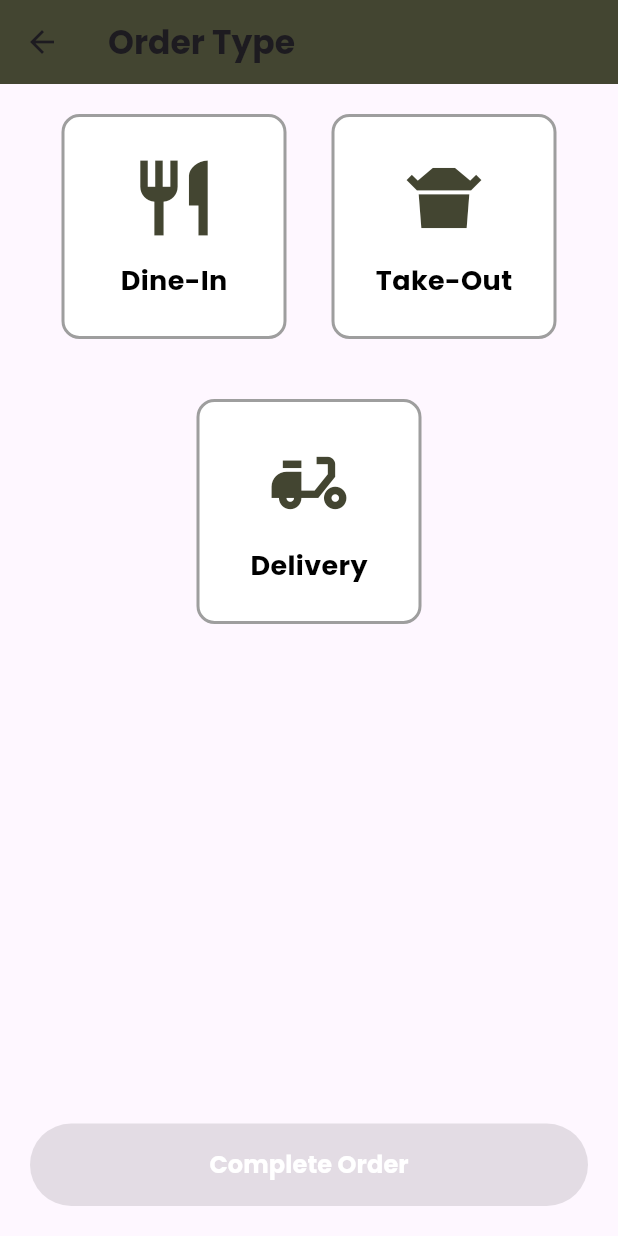
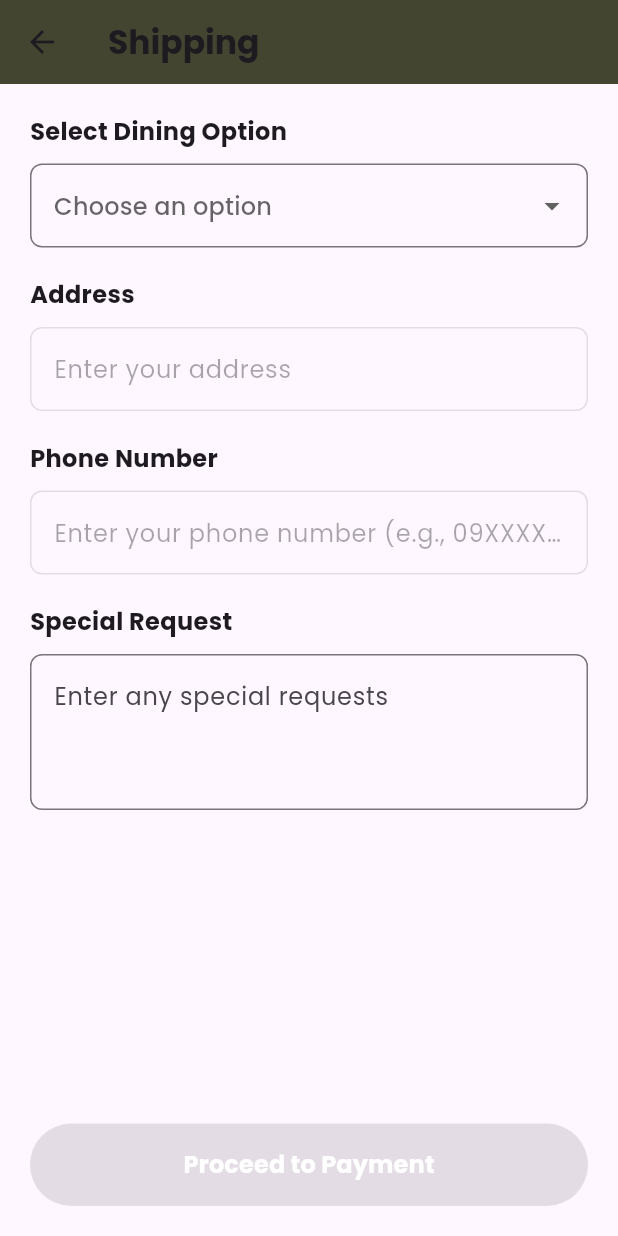
Before and after one commit to rdvncntdlg/HeBrewsSystem, a Flutter app: the SelectionScreen screen opened directly, on a phone screen of 412 x 824 dp. Run offline on Flutter 3.47's test engine with Material 3 defaults, Android fonts, the light colour scheme and no system bars; our stand-ins replace font_awesome_flutter, google_fonts, lottie, shared_preferences, webview_flutter; missing offline and left inert: dart:html, paymongo_sdk, webview_flutter_wkwebview; accounts and stored records are empty.

Commit message:
edit order

```diff
--- a/he_brew_app/lib/screens/selection/selection_screen.dart
+++ b/he_brew_app/lib/screens/selection/selection_screen.dart
@@ -1,4 +1,5 @@
 import 'package:flutter/material.dart';
+import 'package:flutter/services.dart';
 import 'package:he_brew_app/theme.dart';
 import 'package:he_brew_app/screens/cart/order_success.dart';
 
@@ -11,13 +12,39 @@ class SelectionScreen extends StatefulWidget {
 
 class _SelectionScreenState extends State<SelectionScreen> {
   String? selectedOption; // Holds the selected order type
+  final TextEditingController addressController = TextEditingController();
+  final TextEditingController phoneController = TextEditingController();
+  final TextEditingController specialRequestController = TextEditingController();
+  bool isCompleteOrderEnabled = false;
+
+  void checkFormCompletion() {
+    setState(() {
+      isCompleteOrderEnabled = selectedOption != null &&
+          (selectedOption != "Delivery" || (addressController.text.isNotEmpty && phoneController.text.isNotEmpty));
+    });
+  }
+
+  @override
+  void initState() {
+    super.initState();
+    addressController.addListener(checkFormCompletion);
+    phoneController.addListener(checkFormCompletion);
+  }
+
+  @override
+  void dispose() {
+    addressController.dispose();
+    phoneController.dispose();
+    specialRequestController.dispose();
+    super.dispose();
+  }
 
   @override
   Widget build(BuildContext context) {
     return Scaffold(
       appBar: AppBar(
         title: const Text(
-          "Order Type",
+          "Shipping",
           style: TextStyle(fontFamily: 'Poppins', fontWeight: FontWeight.bold),
         ),
         backgroundColor: primaryColor,
@@ -25,89 +52,136 @@ class _SelectionScreenState extends State<SelectionScreen> {
       body: Padding(
         padding: const EdgeInsets.all(20.0),
         child: Column(
-          mainAxisAlignment: MainAxisAlignment.center, // Center content vertically
+          mainAxisAlignment: MainAxisAlignment.start,
+          crossAxisAlignment: CrossAxisAlignment.start,
           children: [
-            // First row with Dine-In and Take-Out boxes centered
-            Row(
-              mainAxisAlignment: MainAxisAlignment.center,
-              children: [
-                GestureDetector(
-                  onTap: () {
-                    setState(() {
-                      selectedOption = "Dine-In";
-                    });
-                  },
-                  child: OptionBox(
-                    icon: Icons.restaurant,
-                    label: "Dine-In",
-                    isSelected: selectedOption == "Dine-In",
+            const Text(
+              "Select Dining Option",
+              style: TextStyle(
+                fontFamily: 'Poppins',
+                fontWeight: FontWeight.bold,
+                fontSize: 16,
               ),
             ),
-                const SizedBox(width: 30), // Increased space between the boxes
-                GestureDetector(
-                  onTap: () {
+            const SizedBox(height: 10),
+            DropdownButtonFormField<String>(
+              decoration: InputDecoration(
+                border: OutlineInputBorder(
+                  borderRadius: BorderRadius.circular(8),
+                ),
+              ),
+              value: selectedOption,
+              items: ["Dine-In", "Take-Out", "Delivery"]
+                  .map((option) => DropdownMenuItem(
+                        value: option,
+                        child: Text(option),
+                      ))
+                  .toList(),
+              onChanged: (value) {
                 setState(() {
-                      selectedOption = "Take-Out";
+                  selectedOption = value;
+                  if (selectedOption != "Delivery") {
+                    addressController.clear();
+                    phoneController.clear();
+                  }
                 });
+                checkFormCompletion();
               },
-                  child: OptionBox(
-                    icon: Icons.takeout_dining,
-                    label: "Take-Out",
-                    isSelected: selectedOption == "Take-Out",
+              hint: const Text("Choose an option"),
             ),
+            const SizedBox(height: 20),
+            const Text(
+              "Address",
+              style: TextStyle(
+                fontFamily: 'Poppins',
+                fontWeight: FontWeight.bold,
+                fontSize: 16,
+              ),
+            ),
+            const SizedBox(height: 10),
+            TextField(
+              controller: addressController,
+              decoration: InputDecoration(
+                hintText: "Enter your address",
+                border: OutlineInputBorder(
+                  borderRadius: BorderRadius.circular(8),
+                ),
+              ),
+              enabled: selectedOption == "Delivery",
+            ),
+            const SizedBox(height: 20),
+            const Text(
+              "Phone Number",
+              style: TextStyle(
+                fontFamily: 'Poppins',
+                fontWeight: FontWeight.bold,
+                fontSize: 16,
+              ),
+            ),
+            const SizedBox(height: 10),
+            TextField(
+              controller: phoneController,
+              decoration: InputDecoration(
+                hintText: "Enter your phone number (e.g., 09XXXXXXXXX)",
+                border: OutlineInputBorder(
+                  borderRadius: BorderRadius.circular(8),
+                ),
+              ),
+              keyboardType: TextInputType.phone,
+              enabled: selectedOption == "Delivery",
+              inputFormatters: [
+                FilteringTextInputFormatter.digitsOnly, // Allow only digits
+                LengthLimitingTextInputFormatter(11),   // Limit to 11 digits
+                FilteringTextInputFormatter.allow(RegExp(r'^\d{0,11}$')), // Allow any digits up to 11 characters
+              ],
+            ),
+            const SizedBox(height: 20),
+            const Text(
+              "Special Request",
+              style: TextStyle(
+                fontFamily: 'Poppins',
+                fontWeight: FontWeight.bold,
+                fontSize: 16,
+              ),
+            ),
+            const SizedBox(height: 10),
+            TextField(
+              controller: specialRequestController,
+              decoration: InputDecoration(
+                hintText: "Enter any special requests",
+                border: OutlineInputBorder(
+                  borderRadius: BorderRadius.circular(8),
+                ),
+              ),
+              maxLines: 3,
             ),
           ],
         ),
-            const SizedBox(height: 40), // Increased space between rows
-
-            // Second row with Delivery box centered
-            Row(
-              mainAxisAlignment: MainAxisAlignment.center,
-              children: [
-                GestureDetector(
-                  onTap: () {
-                    setState(() {
-                      selectedOption = "Delivery";
-                    });
-                  },
-                  child: OptionBox(
-                    icon: Icons.delivery_dining,
-                    label: "Delivery",
-                    isSelected: selectedOption == "Delivery",
       ),
-                ),
-              ],
-            ),
-            const SizedBox(height: 50), // Space between the options and the button
-
-            // Spacer to push the button to the bottom
-            const Spacer(),
-
-            // Complete Order Button pinned to the bottom
-            ElevatedButton(
+      bottomNavigationBar: Padding(
+        padding: const EdgeInsets.all(20.0),
+        child: ElevatedButton(
           style: ElevatedButton.styleFrom(
             backgroundColor: primaryColor,
             minimumSize: const Size(double.infinity, 55),
           ),
-              onPressed: selectedOption == null
-                  ? null // Disable if no option is selected
-                  : () {
-                      // Navigate to Order Success Screen
+          onPressed: isCompleteOrderEnabled
+              ? () {
                   final orderNumber =
                       DateTime.now().millisecondsSinceEpoch.toString();
-
                   Navigator.pushReplacement(
                     context,
                     MaterialPageRoute(
                       builder: (context) => OrderSuccessScreen(
                         orderNumber: orderNumber,
-                            orderType: selectedOption ?? "Unknown", // Default value if null
+                        orderType: selectedOption ?? "Unknown",
                       ),
                     ),
                   );
-                    },
+                }
+              : null,
           child: const Text(
-                "Complete Order",
+            "Proceed to Payment",
             style: TextStyle(
               fontFamily: 'Poppins',
               fontWeight: FontWeight.bold,
@@ -116,57 +190,7 @@ class _SelectionScreenState extends State<SelectionScreen> {
             ),
           ),
         ),
-          ],
-        ),
       ),
     );
   }
 }
-
-class OptionBox extends StatelessWidget {
-  final IconData icon;
-  final String label;
-  final bool isSelected;
-
-  const OptionBox({
-    required this.icon,
-    required this.label,
-    required this.isSelected,
-  });
-
-  @override
-  Widget build(BuildContext context) {
-    return Container(
-      width: 150, // Increased width for larger boxes
-      height: 150, // Increased height for larger boxes
-      decoration: BoxDecoration(
-        color: isSelected ? primaryColor : Colors.white,
-        borderRadius: BorderRadius.circular(12),
-        border: Border.all(
-          color: isSelected ? primaryColor : Colors.grey,
-          width: 2,
-        ),
-      ),
-      child: Column(
-        mainAxisAlignment: MainAxisAlignment.center,
-        children: [
-          Icon(
-            icon,
-            size: 60, // Increased icon size to match box size
-            color: isSelected ? Colors.white : primaryColor,
-          ),
-          const SizedBox(height: 12),
-          Text(
-            label,
-            style: TextStyle(
-              fontFamily: 'Poppins',
-              fontSize: 18, // Adjusted font size for better alignment
-              fontWeight: FontWeight.bold,
-              color: isSelected ? Colors.white : Colors.black,
-            ),
-          ),
-        ],
-      ),
-    );
-  }
-}
--- a/he_brew_app/pubspec.yaml
+++ b/he_brew_app/pubspec.yaml
@@ -19,6 +19,7 @@ dependencies:
   webview_flutter: ^4.8.0
   webview_flutter_wkwebview: ^3.14.0
   jwt_decoder: ^2.0.1
+  lottie: ^2.3.2
 
 dev_dependencies:
   flutter_test:
@@ -40,3 +41,4 @@ flutter:
     - images/sandwiches/
     - images/profile/
     - images/branches/
+    - assets/animations/Animation_success.lottie/
```
Also changed, not shown: he_brew_app/lib/screens/cart/check_out.dart (+3 -13 lines), he_brew_app/lib/screens/cart/order_success.dart (+78 -57 lines), he_brew_app/lib/screens/history/order_history.dart (+25 -5 lines), he_brew_app/lib/models/order_item.dart (deleted), he_brew_app/lib/screens/cart/carts_screen.dart (line endings or trailing spaces), he_brew_app/pubspec.lock, 1 other file. Lines whose indentation alone changed are shown as unchanged.
